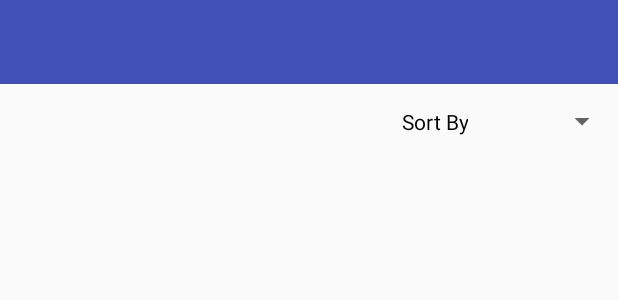
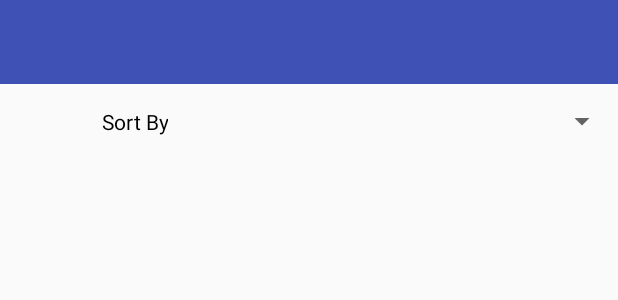
Before and after one commit to ahishek/PopMovies, an Android app: the layout activity_movie_list.xml on its own in the app's theme, with its tools: preview values and no code run, on a phone screen of 412 x 824 dp. Shown: the top 300 px of the screen. Run offline under Robolectric (Android 15) with nearby library versions, the phone set to English and light mode, and no system bars.

Commit message:
Title changes

```diff
--- a/app/src/main/java/com/solo/nair/popmovies/MovieListActivity.java
+++ b/app/src/main/java/com/solo/nair/popmovies/MovieListActivity.java
@@ -77,6 +77,7 @@ public class MovieListActivity extends AppCompatActivity implements MovieListAda
 
     private void initToolbar() {
         Toolbar toolbar = (Toolbar) findViewById(R.id.toolbar);
+        toolbar.setTitle(getString(R.string.movieDB_title));
         setSupportActionBar(toolbar);
         ActionBar actionBar = getSupportActionBar();
         if (actionBar!= null) {
--- a/app/src/main/res/layout/activity_movie_list.xml
+++ b/app/src/main/res/layout/activity_movie_list.xml
@@ -39,7 +39,7 @@
 
             <Spinner
                 android:id="@+id/sort_by_spinner"
-                android:layout_width="100dp"
+                android:layout_width="300dp"
                 android:layout_height="50dp"/>
 
         </LinearLayout>
--- a/app/src/main/res/layout/item_movie_list.xml
+++ b/app/src/main/res/layout/item_movie_list.xml
@@ -4,7 +4,7 @@
     xmlns:android="http://schemas.android.com/apk/res/android"
     android:id="@+id/card_view"
     android:layout_width="100dp"
-    android:layout_height="wrap_content"
+    android:layout_height="150dp"
     card_view:cardUseCompatPadding="true"
     card_view:cardCornerRadius="@dimen/spacing_8"
     android:layout_marginBottom="@dimen/activity_horizontal_margin">
@@ -19,6 +19,7 @@
             android:layout_width="100dp"
             android:layout_height="100dp"
             android:src="@drawable/ic_home_movies"
+            android:layout_weight="1"
             android:scaleType="centerCrop" />
 
         <TextView
--- a/app/src/main/res/values/strings.xml
+++ b/app/src/main/res/values/strings.xml
@@ -103,6 +103,7 @@
     <string name="avg_user_rating">Avg. User Rating:</string>
 
     <string name="rating_string">%1$s/10</string>
+    <string name="movieDB_title">The Movie Db</string>
 
     <string-array name="sort_by">
         <item>Most Popular</item>
```
